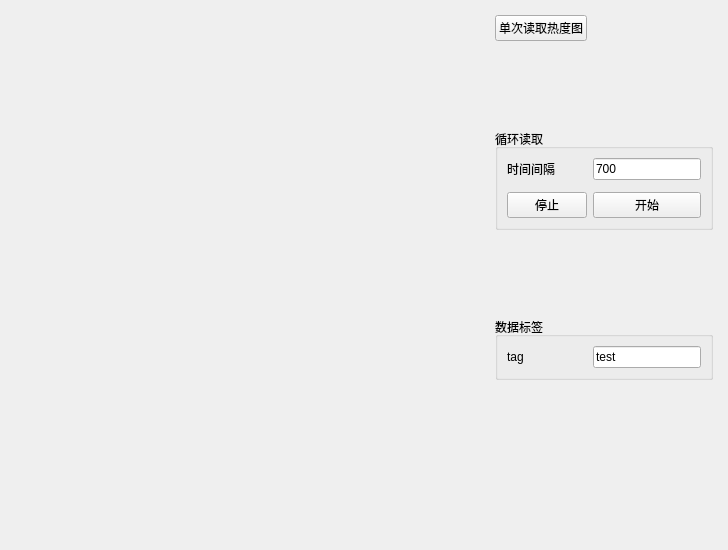
Old version of the form source/plug/thermal_image_ui.ui in the repository chopin1993/protocolmaster-20210731.
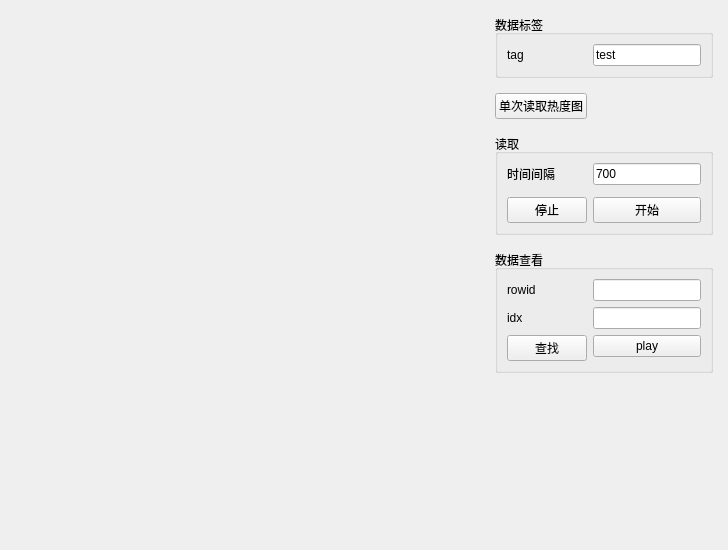
New version of the form.

Commit message: 增加显示历史数据功能

```diff
--- a/source/plug/thermal_image_ui.ui
+++ b/source/plug/thermal_image_ui.ui
@@ -32,7 +32,36 @@
    <property name="spacing">
     <number>15</number>
    </property>
-   <item row="0" column="0" rowspan="7">
+   <item row="0" column="1">
+    <widget class="QGroupBox" name="groupBox_2">
+     <property name="title">
+      <string>数据标签</string>
+     </property>
+     <layout class="QHBoxLayout" name="horizontalLayout">
+      <item>
+       <widget class="QLabel" name="label_2">
+        <property name="text">
+         <string>tag</string>
+        </property>
+       </widget>
+      </item>
+      <item>
+       <widget class="QLineEdit" name="tagLineEdit">
+        <property name="sizePolicy">
+         <sizepolicy hsizetype="Maximum" vsizetype="Fixed">
+          <horstretch>0</horstretch>
+          <verstretch>0</verstretch>
+         </sizepolicy>
+        </property>
+        <property name="text">
+         <string>test</string>
+        </property>
+       </widget>
+      </item>
+     </layout>
+    </widget>
+   </item>
+   <item row="0" column="0" rowspan="10">
     <widget class="QWidget" name="image" native="true">
      <property name="sizePolicy">
       <sizepolicy hsizetype="Expanding" vsizetype="Expanding">
@@ -42,6 +71,19 @@
      </property>
     </widget>
    </item>
+   <item row="1" column="1">
+    <widget class="QPushButton" name="readImageButton">
+     <property name="sizePolicy">
+      <sizepolicy hsizetype="Fixed" vsizetype="Fixed">
+       <horstretch>0</horstretch>
+       <verstretch>0</verstretch>
+      </sizepolicy>
+     </property>
+     <property name="text">
+      <string>单次读取热度图</string>
+     </property>
+    </widget>
+   </item>
    <item row="2" column="1">
     <widget class="QGroupBox" name="groupBox">
      <property name="sizePolicy">
@@ -51,19 +93,12 @@
       </sizepolicy>
      </property>
      <property name="title">
-      <string>循环读取</string>
+      <string>读取</string>
      </property>
      <layout class="QGridLayout" name="gridLayout">
       <property name="verticalSpacing">
        <number>12</number>
       </property>
-      <item row="0" column="0">
-       <widget class="QLabel" name="label">
-        <property name="text">
-         <string>时间间隔</string>
-        </property>
-       </widget>
-      </item>
       <item row="0" column="1">
        <widget class="QLineEdit" name="timespanLineeidt">
         <property name="sizePolicy">
@@ -77,63 +112,91 @@
         </property>
        </widget>
       </item>
-      <item row="1" column="0">
+      <item row="2" column="0">
        <widget class="QPushButton" name="stopButton">
         <property name="text">
          <string>停止</string>
         </property>
        </widget>
       </item>
-      <item row="1" column="1">
+      <item row="2" column="1">
        <widget class="QPushButton" name="startButton">
         <property name="text">
          <string>开始</string>
         </property>
        </widget>
       </item>
-     </layout>
-    </widget>
-   </item>
-   <item row="4" column="1">
-    <widget class="QGroupBox" name="groupBox_2">
-     <property name="title">
-      <string>数据标签</string>
-     </property>
-     <layout class="QHBoxLayout" name="horizontalLayout">
-      <item>
-       <widget class="QLabel" name="label_2">
+      <item row="0" column="0">
+       <widget class="QLabel" name="label">
         <property name="text">
-         <string>tag</string>
+         <string>时间间隔</string>
         </property>
        </widget>
       </item>
-      <item>
-       <widget class="QLineEdit" name="tagLineEdit">
-        <property name="sizePolicy">
-         <sizepolicy hsizetype="Maximum" vsizetype="Fixed">
-          <horstretch>0</horstretch>
-          <verstretch>0</verstretch>
-         </sizepolicy>
-        </property>
-        <property name="text">
-         <string>test</string>
-        </property>
-       </widget>
-      </item>
      </layout>
     </widget>
    </item>
-   <item row="0" column="1">
-    <widget class="QPushButton" name="readImageButton">
+   <item row="3" column="1">
+    <widget class="QGroupBox" name="showdataGroup">
      <property name="sizePolicy">
       <sizepolicy hsizetype="Fixed" vsizetype="Fixed">
        <horstretch>0</horstretch>
        <verstretch>0</verstretch>
       </sizepolicy>
      </property>
-     <property name="text">
-      <string>单次读取热度图</string>
+     <property name="title">
+      <string>数据查看</string>
      </property>
+     <layout class="QFormLayout" name="formLayout">
+      <item row="0" column="0">
+       <widget class="QLabel" name="label_3">
+        <property name="text">
+         <string>rowid</string>
+        </property>
+       </widget>
+      </item>
+      <item row="0" column="1">
+       <widget class="QLineEdit" name="rowidLineEdit">
+        <property name="sizePolicy">
+         <sizepolicy hsizetype="Maximum" vsizetype="Fixed">
+          <horstretch>0</horstretch>
+          <verstretch>0</verstretch>
+         </sizepolicy>
+        </property>
+       </widget>
+      </item>
+      <item row="2" column="0">
+       <widget class="QLabel" name="label_4">
+        <property name="text">
+         <string>idx</string>
+        </property>
+       </widget>
+      </item>
+      <item row="2" column="1">
+       <widget class="QLineEdit" name="idxLineEdit">
+        <property name="sizePolicy">
+         <sizepolicy hsizetype="Maximum" vsizetype="Fixed">
+          <horstretch>0</horstretch>
+          <verstretch>0</verstretch>
+         </sizepolicy>
+        </property>
+       </widget>
+      </item>
+      <item row="3" column="0">
+       <widget class="QPushButton" name="searchPushButton">
+        <property name="text">
+         <string>查找</string>
+        </property>
+       </widget>
+      </item>
+      <item row="3" column="1">
+       <widget class="QPushButton" name="playPushButton">
+        <property name="text">
+         <string>play</string>
+        </property>
+       </widget>
+      </item>
+     </layout>
     </widget>
    </item>
   </layout>
```
Left out of the diff: 46 changed lines with no effect on the pictures. The commit also changes 6 other files.
